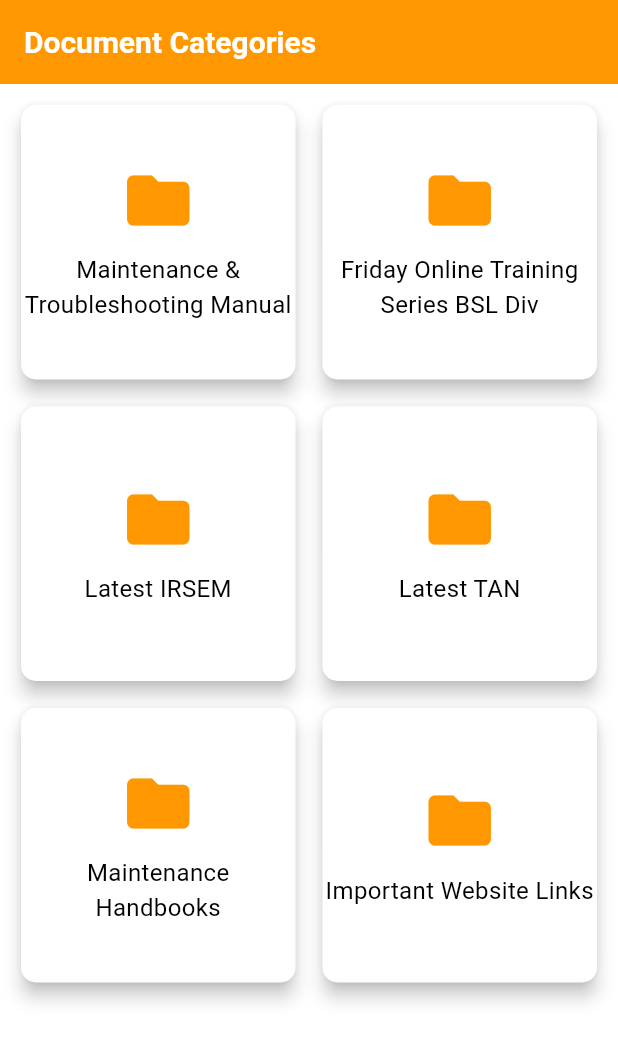
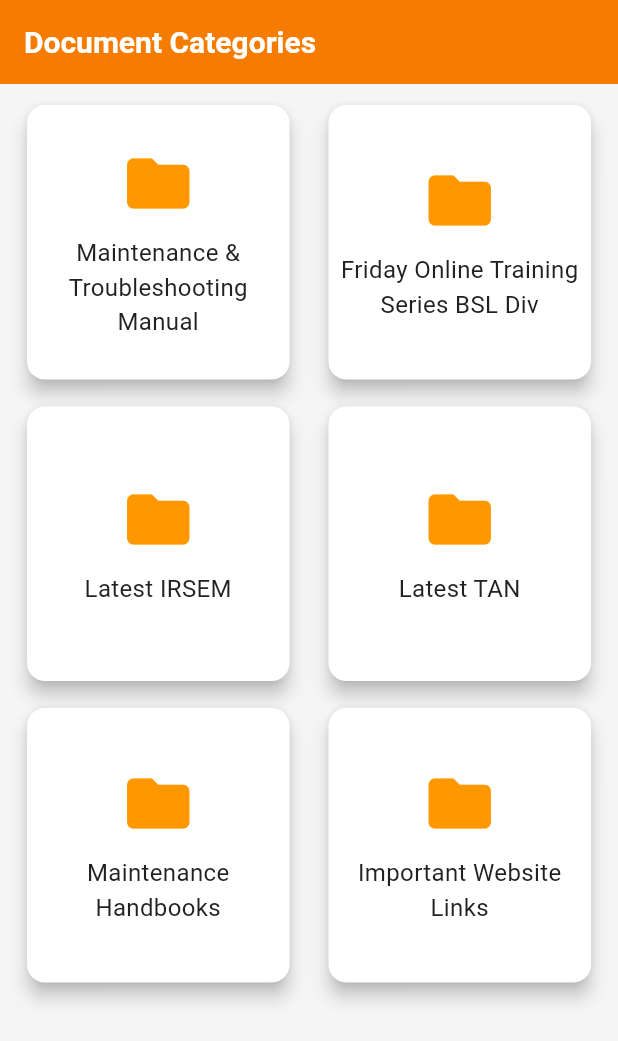
Before and after one commit to 24-Pranav/NIVARAN, a Flutter app: the screen it shows after launch, on a phone screen of 412 x 824 dp. Shown: the top 1041 px of the screen. Run offline on Flutter 3.47's test engine with Material 3 defaults, Android fonts, the phone set to English and light mode, and no system bars.

Commit message:
changes done

```diff
--- a/assets/data/documents.json
+++ b/assets/data/documents.json
@@ -1,3 +1,4 @@
+
 [
   {
     "category": "Maintenance & Troubleshooting Manual",
--- a/lib/utils/app_theme.dart
+++ b/lib/utils/app_theme.dart
@@ -2,29 +2,66 @@
 import 'package:flutter/material.dart';
 
 class AppTheme {
+  // Define the color palette
+  static const Color primaryRed = Color(0xFFD32F2F);
+  static const Color primaryOrange = Color(0xFFF57C00);
+  static const Color accentColor = Color(0xFFFFAB40);
+  static const Color scaffoldBackgroundColor = Color(0xFFF5F5F5);
+  static const Color textColor = Color(0xFF212121);
+  static const Color cardColor = Colors.white;
+
   static ThemeData get lightTheme {
     return ThemeData(
-      primarySwatch: Colors.orange,
-      primaryColor: Colors.orange,
-      scaffoldBackgroundColor: Colors.white,
+      primaryColor: primaryOrange,
+      colorScheme: ColorScheme.fromSwatch().copyWith(
+        primary: primaryOrange,
+        secondary: accentColor,
+        brightness: Brightness.light,
+      ),
+      scaffoldBackgroundColor: scaffoldBackgroundColor,
       appBarTheme: const AppBarTheme(
-        color: Colors.orange,
+        backgroundColor: primaryOrange,
         elevation: 0,
         iconTheme: IconThemeData(color: Colors.white),
         titleTextStyle: TextStyle(
-            color: Colors.white, fontSize: 20, fontWeight: FontWeight.bold),
+          color: Colors.white,
+          fontSize: 20,
+          fontWeight: FontWeight.bold,
+        ),
       ),
       cardTheme: CardTheme(
+        color: cardColor,
         elevation: 2,
         shape: RoundedRectangleBorder(
-          borderRadius: BorderRadius.circular(10),
+          borderRadius: BorderRadius.circular(12),
+        ),
+        margin: const EdgeInsets.symmetric(horizontal: 8, vertical: 4),
+      ),
+      iconTheme: const IconThemeData(
+        color: primaryOrange,
+      ),
+      textTheme: const TextTheme(
+        headline6: TextStyle(
+            fontWeight: FontWeight.bold, fontSize: 20.0, color: textColor),
+        bodyText1: TextStyle(fontSize: 16.0, color: textColor),
+        bodyText2: TextStyle(fontSize: 14.0, color: textColor),
+        button: TextStyle(
+            fontWeight: FontWeight.bold, fontSize: 14.0, color: Colors.white),
+      ),
+      elevatedButtonTheme: ElevatedButtonThemeData(
+        style: ElevatedButton.styleFrom(
+          backgroundColor: primaryOrange,
+          foregroundColor: Colors.white,
+          shape: RoundedRectangleBorder(
+            borderRadius: BorderRadius.circular(8),
+          ),
+          padding: const EdgeInsets.symmetric(vertical: 12, horizontal: 24),
         ),
       ),
-      iconTheme: const IconThemeData(
-        color: Colors.orange,
+      floatingActionButtonTheme: const FloatingActionButtonThemeData(
+        backgroundColor: primaryRed,
+        foregroundColor: Colors.white,
       ),
-      colorScheme: ColorScheme.fromSwatch(primarySwatch: Colors.orange)
-          .copyWith(secondary: Colors.orangeAccent),
     );
   }
 }
```
